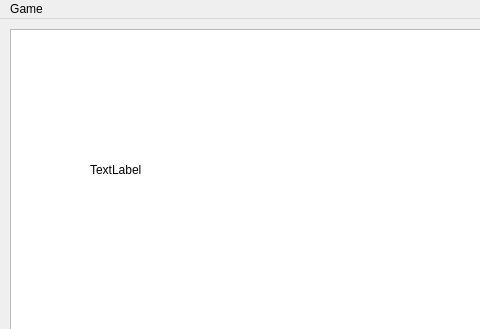
bjmmedeiros/jogoC3_bruno-felipe, file mainwindow.ui: the form before one commit; both pictures show x 0 to 480 and y 0 to 329 of the 620 by 655 pixel window.
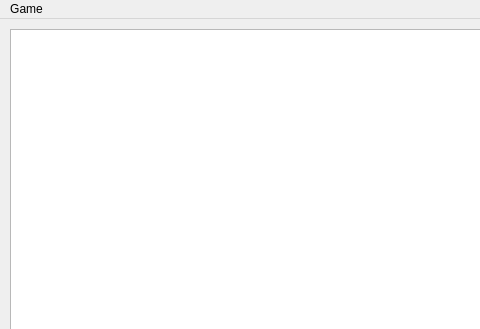
The form after the commit.

Patch:
```diff
--- a/mainwindow.ui
+++ b/mainwindow.ui
@@ -56,19 +56,6 @@
      </sizepolicy>
     </property>
    </widget>
-   <widget class="QLabel" name="console">
-    <property name="geometry">
-     <rect>
-      <x>90</x>
-      <y>60</y>
-      <width>251</width>
-      <height>181</height>
-     </rect>
-    </property>
-    <property name="text">
-     <string>TextLabel</string>
-    </property>
-   </widget>
   </widget>
   <widget class="QMenuBar" name="menuBar">
    <property name="geometry">
```
